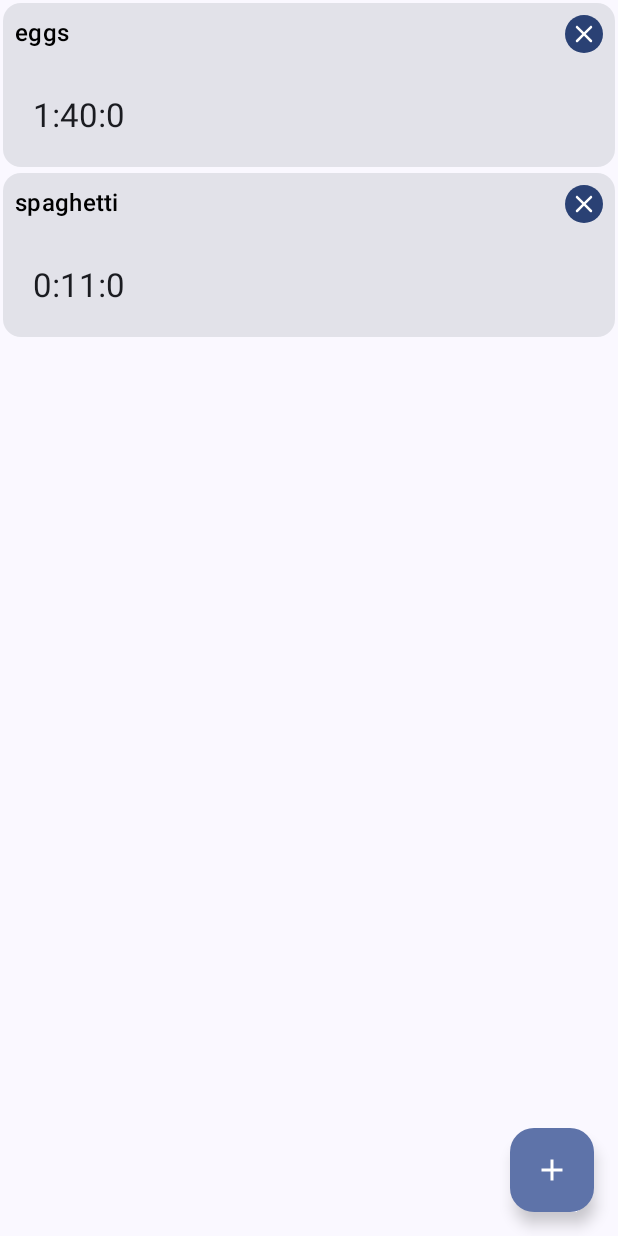
After one commit to Thinmindt/AndroidSimpleTimer, an Android app built with Jetpack Compose: the composable TimerList shown on its own in the app's theme, on a phone screen of 412 x 824 dp. The commit adds this screen. Run offline under Robolectric (Android 15) with nearby library versions, the phone set to English and light mode, and no system bars.

Commit message:
Refactor for nav, view model

```diff
--- a/app/build.gradle.kts
+++ b/app/build.gradle.kts
@@ -59,6 +59,7 @@ dependencies {
     implementation("androidx.compose.ui:ui-graphics")
     implementation("androidx.compose.ui:ui-tooling-preview")
     implementation("androidx.compose.material3:material3")
+    implementation("androidx.navigation:navigation-compose:2.6.0")
     testImplementation("junit:junit:4.13.2")
     androidTestImplementation("androidx.test.ext:junit:1.1.5")
     androidTestImplementation("androidx.test.espresso:espresso-core:3.5.1")
--- /dev/null
+++ b/app/src/main/java/com/example/simpletimer/Extensions.kt
@@ -0,0 +1,8 @@
+package com.example.simpletimer
+
+import java.time.Duration
+
+
+fun Duration.toDisplayString(): String {
+    return "${this.toHours()}:${this.toMinutes() % 60}:${seconds % 60}"
+}
--- /dev/null
+++ b/app/src/main/java/com/example/simpletimer/screens/NewTimerForm.kt
@@ -0,0 +1 @@
+package com.example.simpletimer.screens
--- /dev/null
+++ b/app/src/main/java/com/example/simpletimer/screens/TimerList.kt
@@ -0,0 +1,135 @@
+package com.example.simpletimer.screens
+
+import androidx.compose.foundation.gestures.detectTapGestures
+import androidx.compose.foundation.layout.Arrangement
+import androidx.compose.foundation.layout.Box
+import androidx.compose.foundation.layout.PaddingValues
+import androidx.compose.foundation.layout.Row
+import androidx.compose.foundation.layout.fillMaxSize
+import androidx.compose.foundation.layout.fillMaxWidth
+import androidx.compose.foundation.layout.padding
+import androidx.compose.foundation.layout.size
+import androidx.compose.foundation.lazy.LazyColumn
+import androidx.compose.foundation.lazy.items
+import androidx.compose.foundation.shape.CircleShape
+import androidx.compose.foundation.text.BasicTextField
+import androidx.compose.foundation.text.ClickableText
+import androidx.compose.foundation.text.KeyboardActions
+import androidx.compose.foundation.text.KeyboardOptions
+import androidx.compose.material.icons.Icons
+import androidx.compose.material.icons.filled.Add
+import androidx.compose.material.icons.rounded.Close
+import androidx.compose.material3.Button
+import androidx.compose.material3.Card
+import androidx.compose.material3.FloatingActionButton
+import androidx.compose.material3.Icon
+import androidx.compose.material3.MaterialTheme
+import androidx.compose.material3.Surface
+import androidx.compose.material3.Text
+import androidx.compose.runtime.Composable
+import androidx.compose.runtime.LaunchedEffect
+import androidx.compose.runtime.getValue
+import androidx.compose.runtime.mutableStateOf
+import androidx.compose.runtime.remember
+import androidx.compose.runtime.setValue
+import androidx.compose.ui.Alignment
+import androidx.compose.ui.ExperimentalComposeUiApi
+import androidx.compose.ui.Modifier
+import androidx.compose.ui.focus.FocusRequester
+import androidx.compose.ui.focus.focusRequester
+import androidx.compose.ui.input.pointer.pointerInput
+import androidx.compose.ui.text.AnnotatedString
+import androidx.compose.ui.text.input.ImeAction
+import androidx.compose.ui.unit.dp
+import androidx.lifecycle.viewmodel.compose.viewModel
+import com.example.simpletimer.toDisplayString
+
+@Composable
+fun TimerList(timerListViewModel: TimerListViewModel = viewModel()) {
+
+    val timersList = timerListViewModel.timersList
+    // A surface container using the 'background' color from the theme
+    Surface(
+        modifier = Modifier.fillMaxSize(), color = MaterialTheme.colorScheme.background
+    ) {
+        LazyColumn {
+            items(items = timersList) { timer ->
+                TimerCard(timerListViewModel, timer)
+            }
+        }
+    }
+    Box(modifier = Modifier.fillMaxSize()) {
+        FloatingActionButton(
+            modifier = Modifier
+                .padding(16.dp)
+                .align(alignment = Alignment.BottomEnd),
+            onClick = { timerListViewModel.addTimer() }) {
+            Icon(Icons.Filled.Add, contentDescription = "Add timer")
+        }
+    }
+}
+
+@OptIn(ExperimentalComposeUiApi::class)
+@Composable
+fun TimerCard(viewModel: TimerListViewModel, timer: Timer) {
+    val focusRequester = remember { FocusRequester() }
+    var editingName by remember { mutableStateOf(false) }
+
+    Card(modifier = Modifier
+        .fillMaxWidth()
+        .padding(2.dp)
+        .pointerInput(Unit) {
+            detectTapGestures(onTap = {
+                editingName = false
+            })
+        }) {
+        Row(
+            modifier = Modifier
+                .padding(8.dp)
+                .fillMaxWidth(),
+            horizontalArrangement = Arrangement.SpaceBetween
+        ) {
+            if (editingName) {
+                BasicTextField(
+                    value = timer.name.value,
+                    onValueChange = { timer.name.value = it },
+                    textStyle = MaterialTheme.typography.titleMedium,
+                    keyboardOptions = KeyboardOptions(imeAction = ImeAction.Done),
+                    keyboardActions = KeyboardActions(onDone = {
+                        editingName = false
+                    }),
+                    modifier = Modifier.focusRequester(focusRequester)
+                )
+                LaunchedEffect(Unit) {
+                    focusRequester.requestFocus()
+                }
+            } else {
+                ClickableText(
+                    AnnotatedString(timer.name.value),
+                    style = MaterialTheme.typography.titleMedium,
+                    onClick = {
+                        editingName = true
+                    })
+                Button(
+                    onClick = { viewModel.deleteTimer(timer) },
+                    modifier = Modifier.size(25.dp),
+                    contentPadding = PaddingValues(0.dp),  //avoid the little icon
+                    shape = CircleShape
+                ) {
+                    Icon(
+                        Icons.Rounded.Close,
+                        modifier = Modifier.size(20.dp),
+                        contentDescription = "Remove timer"
+                    )
+                }
+            }
+        }
+        Row(
+            modifier = Modifier
+                .padding(20.dp)
+                .fillMaxWidth()
+        ) {
+            Text(timer.time.toDisplayString(), style = MaterialTheme.typography.titleLarge)
+        }
+    }
+}
--- /dev/null
+++ b/app/src/main/java/com/example/simpletimer/screens/TimerListViewModel.kt
@@ -0,0 +1,30 @@
+package com.example.simpletimer.screens
+
+import android.util.Log
+import androidx.compose.runtime.MutableState
+import androidx.compose.runtime.mutableStateListOf
+import androidx.compose.runtime.mutableStateOf
+import androidx.lifecycle.ViewModel
+import java.time.Duration
+
+data class Timer(var name: MutableState<String>, val time: Duration)
+
+class TimerListViewModel : ViewModel() {
+    val timersList = mutableStateListOf<Timer>(
+        Timer(mutableStateOf("eggs"), Duration.ofMinutes(100)),
+        Timer(mutableStateOf("spaghetti"), Duration.ofMinutes(11))
+    )
+
+    fun deleteTimer(timer: Timer) {
+        Log.i(TAG, "Delete called")
+        timersList.remove(timer)
+    }
+
+    fun addTimer() {
+        TODO("Not yet implemented")
+    }
+
+    companion object {
+        private const val TAG = "TimerListViewModel"
+    }
+}
```
Also changed, not shown: app/src/main/java/com/example/simpletimer/MainActivity.kt (+4 -137 lines), app/src/main/java/com/example/simpletimer/MainActivityViewModel.kt (deleted, +0 -22 lines), app/src/main/java/com/example/simpletimer/navigation/NavHost.kt (added, +19 -0 lines).
